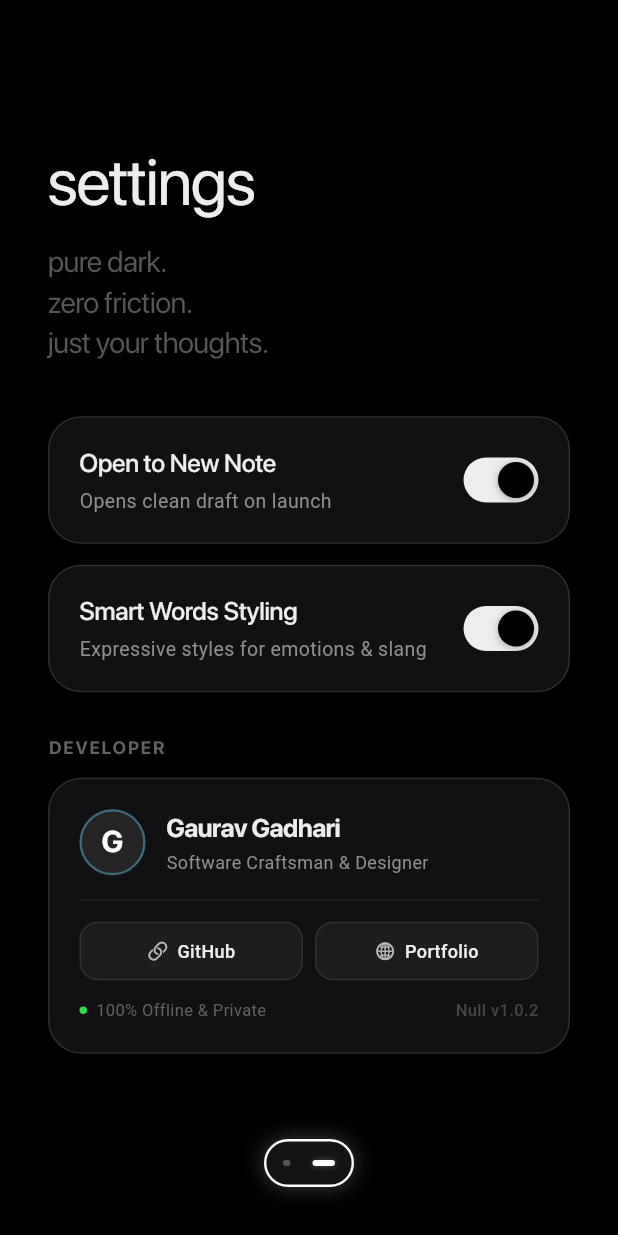
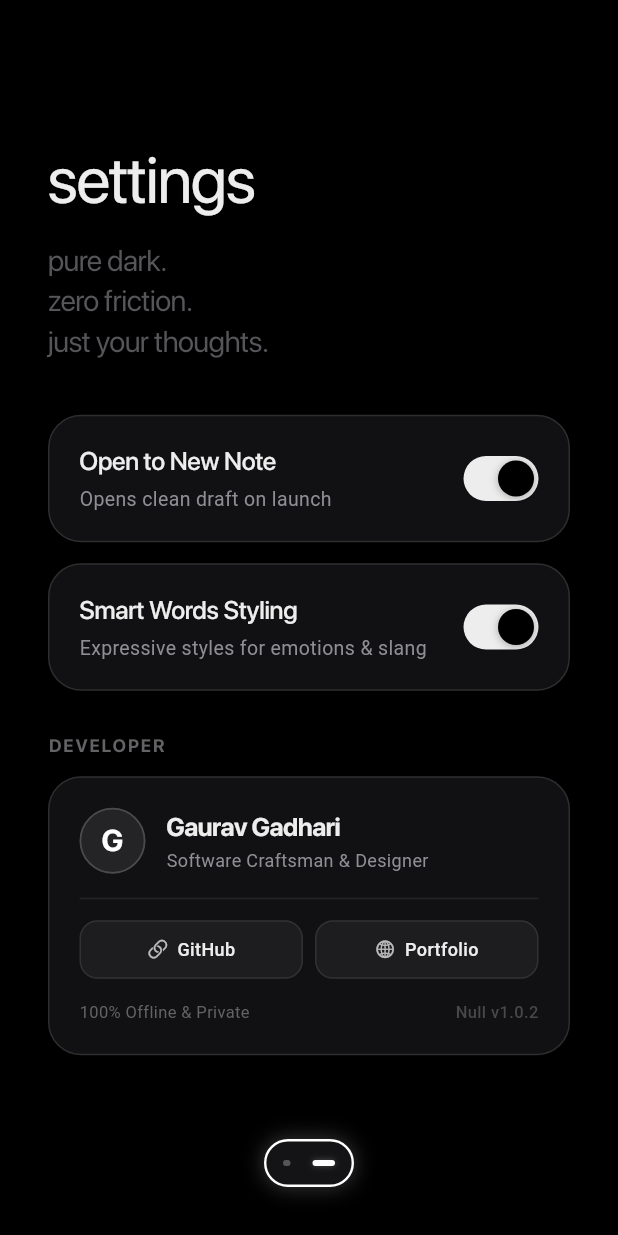
Before and after one commit to GauravGadhari/Null---An-Notes-App, a Flutter app: the screen it shows after launch, swiped to page 2, on a phone screen of 412 x 824 dp. Run offline on Flutter 3.47's test engine with Material 3 defaults, Android fonts, the phone set to English and light mode, and no system bars; our stand-ins replace hive_flutter, share_plus; accounts and stored records are empty; Roboto replaces fonts that are missing (SFProText); project files that could hold a hidden picture were left out.

Commit message:
chore: remove green dot from profile and clean monochrome styling

```diff
--- a/lib/screens/settings/settings_screen.dart
+++ b/lib/screens/settings/settings_screen.dart
@@ -283,8 +283,8 @@ class SettingsScreen extends StatelessWidget {
                                 shape: BoxShape.circle,
                                 color: Colors.white.withValues(alpha: 0.08),
                                 border: Border.all(
-                                  color: const Color(0xFF64D2FF).withValues(alpha: 0.4),
-                                  width: 1.5,
+                                  color: Colors.white.withValues(alpha: 0.18),
+                                  width: 1.2,
                                 ),
                               ),
                               alignment: Alignment.center,
@@ -360,25 +360,13 @@ class SettingsScreen extends StatelessWidget {
                           ],
                         ),
 
-                        const SizedBox(height: 12),
+                        const SizedBox(height: 14),
 
                         // Footer Note
-                        Row(
+                        const Row(
                           mainAxisAlignment: MainAxisAlignment.spaceBetween,
                           children: [
-                            Row(
-                              mainAxisSize: MainAxisSize.min,
-                              children: [
-                                Container(
-                                  width: 5,
-                                  height: 5,
-                                  decoration: const BoxDecoration(
-                                    color: Color(0xFF32D74B),
-                                    shape: BoxShape.circle,
-                                  ),
-                                ),
-                                const SizedBox(width: 6),
-                                const Text(
+                            Text(
                               '100% Offline & Private',
                               style: TextStyle(
                                 fontFamily: AppFonts.sfProText,
@@ -386,9 +374,7 @@ class SettingsScreen extends StatelessWidget {
                                 color: Color(0xFF636366),
                               ),
                             ),
-                              ],
-                            ),
-                            const Text(
+                            Text(
                               'Null v1.0.2',
                               style: TextStyle(
                                 fontFamily: AppFonts.sfProText,
```
Lines whose indentation alone changed are shown as unchanged.
